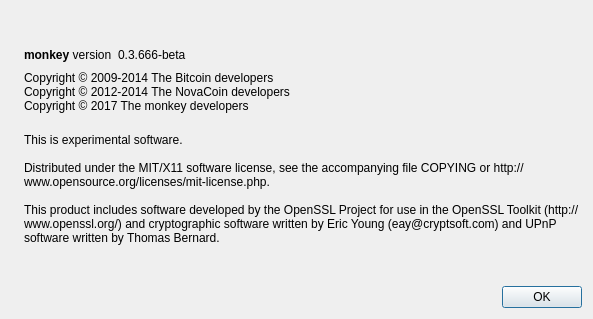
Old version of the form src/qt/forms/aboutdialog.ui in the repository smupyknight/blockchain---monkey-coin-fork.
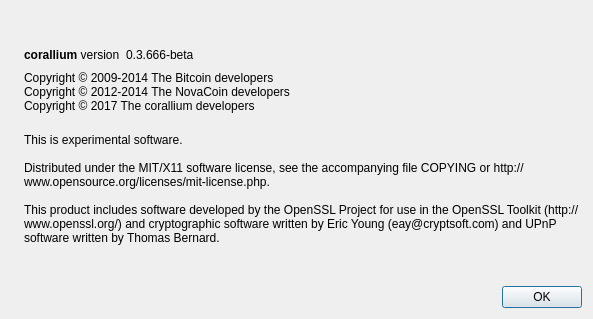
New version of the form. Icons and pictures are not drawn.

Patch:
```diff
--- a/src/qt/forms/aboutdialog.ui
+++ b/src/qt/forms/aboutdialog.ui
@@ -50,7 +50,7 @@
           <cursorShape>IBeamCursor</cursorShape>
          </property>
          <property name="text">
-          <string>&lt;b&gt;monkey&lt;/b&gt; version</string>
+          <string>&lt;b&gt;corallium&lt;/b&gt; version</string>
          </property>
          <property name="textInteractionFlags">
           <set>Qt::LinksAccessibleByMouse|Qt::TextSelectableByKeyboard|Qt::TextSelectableByMouse</set>
@@ -93,7 +93,7 @@
        <property name="text">
         <string>Copyright © 2009-2014 The Bitcoin developers
 Copyright © 2012-2014 The NovaCoin developers
-Copyright © 2017 The monkey developers</string>
+Copyright © 2017 The corallium developers</string>
        </property>
        <property name="textInteractionFlags">
         <set>Qt::LinksAccessibleByMouse|Qt::TextSelectableByKeyboard|Qt::TextSelectableByMouse</set>
```
Left out of the diff: 2 changed lines with no effect on the pictures.
